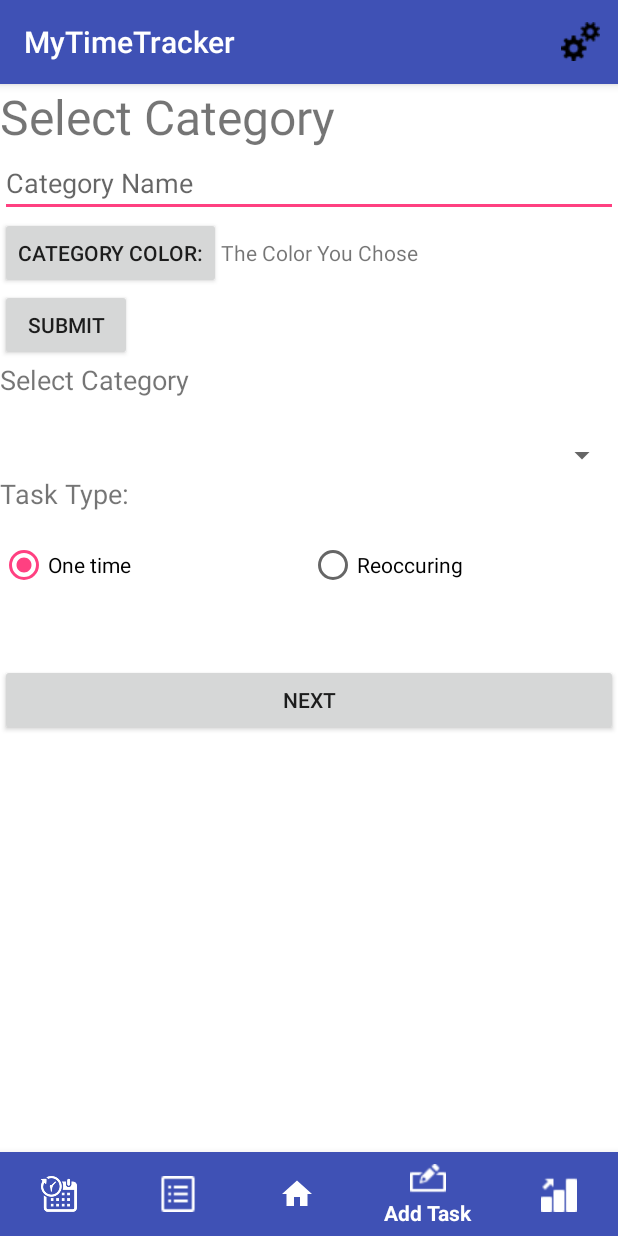
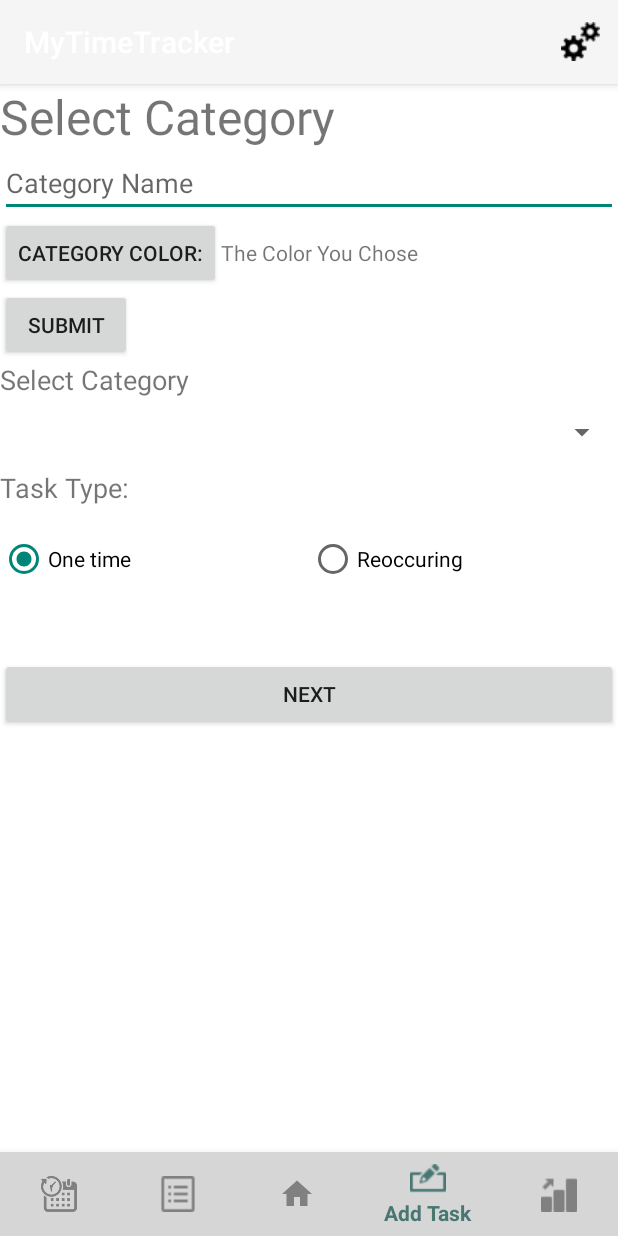
Before and after one commit to mi4467/TeamViolet, an Android app: the screen it shows after launch (MainActivity), item 4 of the bottom bar chosen, on a phone screen of 412 x 824 dp. Run offline under Robolectric (Android 15) with nearby library versions, the light colour scheme and no system bars; our stand-ins replace Room's generated code; libraries missing offline, so code that uses them is left out: com.afollestad.materialdialogs, com.amitshekhar, com.facebook.stetho, com.flask.colorpicker, net.cachapa.expandablelayout; 2 statements that could not run were skipped.

Commit message:
Fixed category spinner location. Changed style/theme of application.

```diff
--- /dev/null
+++ b/TeamViolet/app/src/main/res/drawable/bottomnavagationview.xml
@@ -0,0 +1,5 @@
+<?xml version="1.0" encoding="utf-8"?>
+<selector xmlns:android="http://schemas.android.com/apk/res/android">
+    <item android:color="#FF487772" android:state_checked="true"/>
+    <item android:color="@android:color/tertiary_text_dark" android:state_checked="false"/>
+</selector>
--- a/TeamViolet/app/src/main/res/layout/activity_main.xml
+++ b/TeamViolet/app/src/main/res/layout/activity_main.xml
@@ -40,11 +40,11 @@
         android:layout_width="match_parent"
         android:layout_height="wrap_content"
         android:layout_alignParentBottom="true"
-        android:background="@color/colorPrimary"
+        android:background="@color/title_text_color"
         android:foregroundGravity="bottom"
         android:layout_gravity="bottom"
-        app:itemIconTint="@color/white"
-        app:itemTextColor="@color/white"
+        app:itemIconTint="@drawable/bottomnavagationview"
+        app:itemTextColor="@drawable/bottomnavagationview"
         app:layout_constraintBottom_toBottomOf="parent"
         app:layout_constraintEnd_toEndOf="parent"
         app:menu="@menu/bottomnbar" />
--- a/TeamViolet/app/src/main/res/layout/fragment_task_creator_category.xml
+++ b/TeamViolet/app/src/main/res/layout/fragment_task_creator_category.xml
@@ -60,7 +60,7 @@
         <GridLayout
             android:id="@+id/GridLayout2"
             android:layout_width="match_parent"
-            android:layout_height="76dp"
+            android:layout_height="72dp"
             android:columnCount="2"
             android:orientation="horizontal"
             android:rowCount="3"
@@ -81,7 +81,7 @@
             <Spinner
                 android:id="@+id/cat_selector"
                 android:layout_width="match_parent"
-                android:layout_height="match_parent" />
+                android:layout_height="46dp" />
         </GridLayout>
 
         <GridLayout
--- a/TeamViolet/app/src/main/res/values/styles.xml
+++ b/TeamViolet/app/src/main/res/values/styles.xml
@@ -3,9 +3,11 @@
     <!-- Base application theme. -->
     <style name="AppTheme" parent="Theme.AppCompat.Light.NoActionBar">
         <!-- Customize your theme here. -->
+        <!--
         <item name="colorPrimary">@color/colorPrimary</item>
         <item name="colorPrimaryDark">@color/colorPrimaryDark</item>
         <item name="colorAccent">@color/colorAccent</item>
+        -->
     </style>
 
     <style name="AppTheme.AppBarOverlay" parent="ThemeOverlay.AppCompat.Dark.ActionBar" />
```
